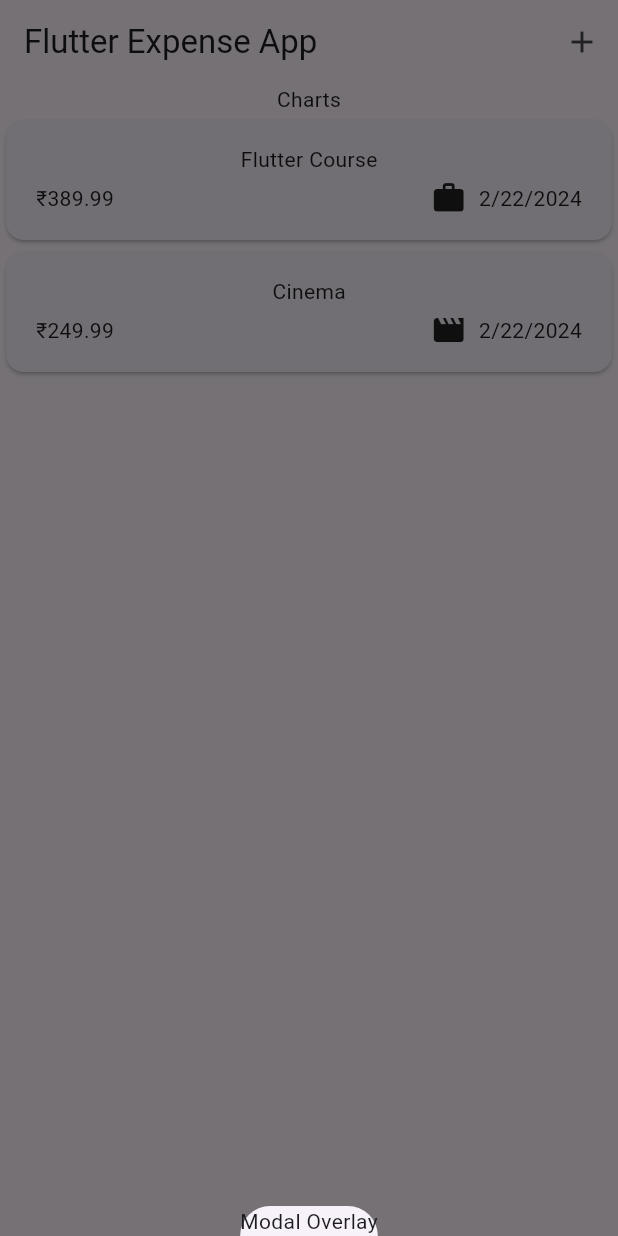
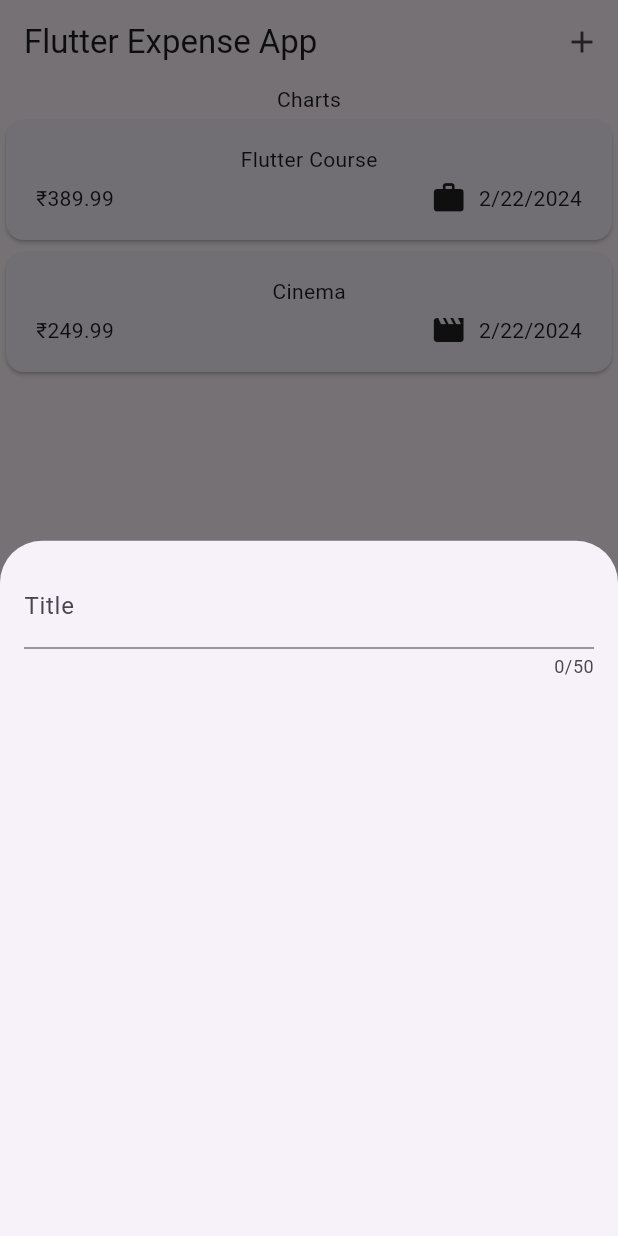
Before and after one commit to Defalt2-O/expense_tracker_app, a Flutter app: the screen it shows after launch, after a tap on the "add" icon, on a phone screen of 412 x 824 dp. Run offline on Flutter 3.47's test engine with Material 3 defaults, Android fonts, the phone set to English and light mode, and no system bars.

Commit message:
Modal Overlay's Title Input field added.

```diff
--- a/lib/widgets/expenses.dart
+++ b/lib/widgets/expenses.dart
@@ -1,6 +1,7 @@
 import 'package:expense_tracker_app/widgets/expenses_list/expenses_list.dart';
 import 'package:flutter/material.dart';
 import 'package:expense_tracker_app/models/expense.dart';
+import 'package:expense_tracker_app/widgets/new_expense.dart';
 
 class Expenses extends StatefulWidget {
   const Expenses({super.key});
@@ -29,8 +30,10 @@ class _ExpensesState extends State<Expenses> {
 
   void _openAddExpenseOverlay() {
     showModalBottomSheet(
-      context: context,
-      builder: (ctx) => const Text('Modal Overlay'),
+      context:
+          context, //context tells Flutter where the content should be displayed in the app.
+      builder: (ctx) =>
+          const NewExpense(), //similarly ctx is the context for the Modal Overlay.
     );
   }
 
--- /dev/null
+++ b/lib/widgets/new_expense.dart
@@ -0,0 +1,31 @@
+import 'package:flutter/material.dart';
+
+class NewExpense extends StatefulWidget {
+  const NewExpense({super.key});
+
+  @override
+  State<NewExpense> createState() {
+    return _NewExpenseState();
+  }
+}
+
+class _NewExpenseState extends State<NewExpense> {
+  @override
+  Widget build(BuildContext context) {
+    return const Padding(
+      padding: EdgeInsets.all(16),
+      child: Column(
+        children: [
+          TextField(
+            //Used to accept inputs from the user
+            maxLength: 50,
+            decoration: InputDecoration(
+              //In order for a label to be provided, we must access the decoration argument first
+              label: Text('Title'),
+            ),
+          ),
+        ],
+      ),
+    );
+  }
+}
```
